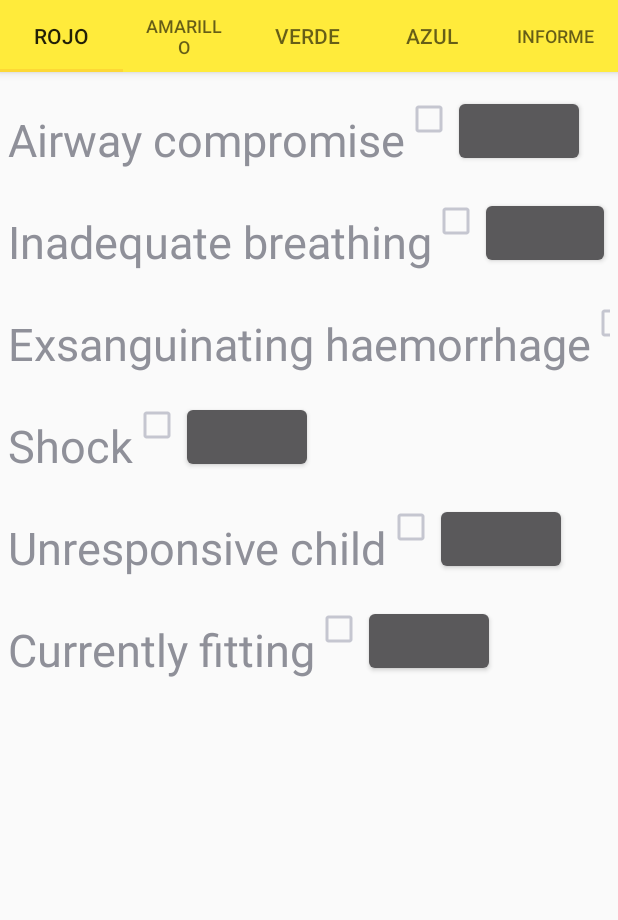
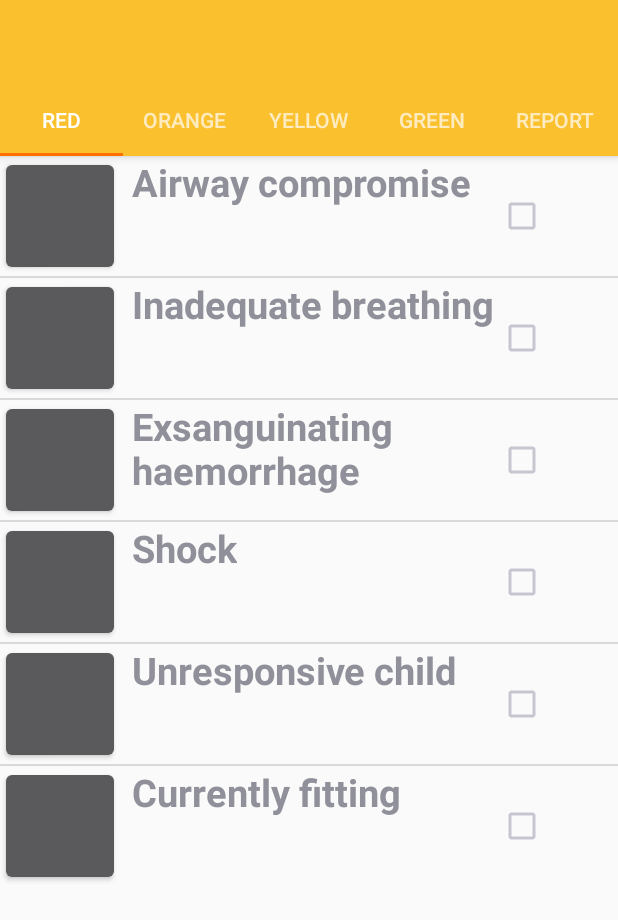
Before and after one commit to flocodemillo/TriApp, an Android app: the LevelFragment screen opened directly, with no data from a screen before it, on a phone screen of 412 x 824 dp. Shown: the top 920 px of the screen. Run offline under Robolectric (Android 15) with nearby library versions, the phone set to English and light mode, and no system bars; libraries missing offline, so code that uses them is left out: org.apache.commons; 1 statement that could not run was skipped.

Commit message:
Report con datos - Apariencia tabs

```diff
--- a/app/src/main/assets/flowCharts.json
+++ b/app/src/main/assets/flowCharts.json
@@ -88,7 +88,9 @@
           {"Discriminator":"Inconsolable by parents"},
           {"Discriminator":"Inappropiate history"},
           {"Discriminator":"Hot"},
-          {"Discriminator":"Moderate pain"}
+          {"Discriminator":"Moderate pain"},
+          {"Discriminator":"Craken 1"},
+          {"Discriminator":"Craken 2"}
         ]
       },
 
--- a/app/src/main/java/es/usc/citius/triapp/activities/StartTriageActivity.java
+++ b/app/src/main/java/es/usc/citius/triapp/activities/StartTriageActivity.java
@@ -22,6 +22,8 @@ public class StartTriageActivity extends AppCompatActivity implements Discrimina
     private Toolbar mToolbar;
     private static final String TAG = "StartTriageActivity";
 
+
+    //Callback que no uso
     @Override
     public void onMethodCallback(int color) {
         Log.v(TAG, "Color: " + color);
@@ -29,13 +31,6 @@ public class StartTriageActivity extends AppCompatActivity implements Discrimina
         ReportFragment = mAdapter.getItem(4)(ReportFragment).setcolor(color);*/
         // do something
     }
-
-   /* public void sendColorValue(int color) {
-        viewPager = (ViewPager) findViewById(R.id.pager);
-        mAdapter = new SlideLevelAdapter(getSupportFragmentManager(), id);
-        mAdapter.getItem(4)(ReportFragment).setcolor(color);
-
-    }*/
 
     @Override
     protected void onCreate(Bundle savedInstanceState) {
--- a/app/src/main/java/es/usc/citius/triapp/adapters/DiscriminatorAdapter.java
+++ b/app/src/main/java/es/usc/citius/triapp/adapters/DiscriminatorAdapter.java
@@ -70,7 +70,7 @@ public class DiscriminatorAdapter extends ArrayAdapter<Discriminator>{
 
                 convertView = layoutInflater.inflate(R.layout.listview_discriminator, null);
                 holder.setTextViewTitle((TextView) convertView.findViewById(R.id.discriminator));
-                holder.setTextViewSubtitle((TextView) convertView.findViewById(R.id.description));
+                //holder.setTextViewSubtitle((TextView) convertView.findViewById(R.id.description));
                 holder.setCheckBox((CheckBox) convertView.findViewById(R.id.answer));
                 holder.setButton((Button) convertView.findViewById(R.id.help));
                 convertView.setTag(holder);
@@ -83,7 +83,7 @@ public class DiscriminatorAdapter extends ArrayAdapter<Discriminator>{
             final Discriminator discriminator = getItem(position);
 
             holder.getTextViewTitle().setText(discriminator.getDiscriminator());
-            holder.getTextViewSubtitle().setText(discriminator.getDescription());
+            //holder.getTextViewSubtitle().setText(discriminator.getDescription());
             //holder.getCheckBox().setChecked(true);
             holder.getCheckBox().setTag(discriminator.getDiscriminator());
             holder.getCheckBox().setChecked(discriminator.getAnswer());
--- a/app/src/main/java/es/usc/citius/triapp/adapters/SlideLevelAdapter.java
+++ b/app/src/main/java/es/usc/citius/triapp/adapters/SlideLevelAdapter.java
@@ -20,7 +20,7 @@ import es.usc.citius.triapp.fragments.ReportFragment;
 public class SlideLevelAdapter extends FragmentPagerAdapter {
 
 
-    private String[] titulo = {"rojo","amarillo", "verde", "azul", "informe"};
+    private String[] titulo = {"RED","ORANGE", "YELLOW", "GREEN", "REPORT"};
     private static final String TAG = "SlideLevelAdapter";
     private static int levels;
     private static FlowChart flowchart = null;
--- /dev/null
+++ b/app/src/main/res/drawable/list_discriminator_bg.xml
@@ -0,0 +1,8 @@
+<?xml version="1.0" encoding="utf-8"?>
+<shape xmlns:android="http://schemas.android.com/apk/res/android"
+    android:shape="rectangle">
+    <gradient
+        android:startColor="@color/list_discriminator_start_color"
+        android:endColor="@color/list_discriminator_end_color"
+        android:angle="270" />
+</shape>
--- /dev/null
+++ b/app/src/main/res/drawable/list_discriminator_bg_hover.xml
@@ -0,0 +1,10 @@
+<?xml version="1.0" encoding="utf-8"?>
+<shape xmlns:android="http://schemas.android.com/apk/res/android"
+    android:shape="rectangle" >
+
+    <gradient
+        android:angle="270"
+        android:endColor="@color/list_discriminator_hover_end_color"
+        android:startColor="@color/list_discriminator_hover_start_color" />
+
+</shape>
--- /dev/null
+++ b/app/src/main/res/drawable/list_discriminator_selector.xml
@@ -0,0 +1,8 @@
+<?xml version="1.0" encoding="utf-8"?>
+<selector xmlns:android="http://schemas.android.com/apk/res/android">
+
+    <item android:drawable="@drawable/list_discriminator_bg" android:state_pressed="false" android:state_selected="false"/>
+    <item android:drawable="@drawable/list_discriminator_bg_hover" android:state_pressed="true"/>
+    <item android:drawable="@drawable/list_discriminator_bg_hover" android:state_pressed="false" android:state_selected="true"/>
+
+</selector>
--- a/app/src/main/res/layout/activity_triar.xml
+++ b/app/src/main/res/layout/activity_triar.xml
@@ -7,26 +7,44 @@
     tools:context="es.usc.citius.triapp.activities.StartTriageActivity">
 
 
-        <android.support.design.widget.AppBarLayout
+        <!--<android.support.design.widget.AppBarLayout
             android:layout_width="match_parent"
             android:layout_height="wrap_content"
             android:id="@+id/layouttoolbar">
-         <!--   <android.support.v7.widget.Toolbar
+           <android.support.v7.widget.Toolbar
                 android:id="@+id/toolbartriaje"
                 android:layout_width="match_parent"
                 android:layout_height="?attr/actionBarSize"
                 app:layout_scrollFlags="scroll|enterAlways"
                 app:popupTheme="@style/ThemeOverlay.AppCompat.Light"/> -->
-            <android.support.design.widget.TabLayout
-                android:id="@+id/toolbarlayout"
-                android:layout_width="match_parent"
-                android:layout_height="wrap_content" />
+    <android.support.design.widget.AppBarLayout
+        android:layout_width="match_parent"
+        android:layout_height="wrap_content"
+        android:theme="@style/ThemeOverlay.AppCompat.Dark.ActionBar"
+        android:id="@+id/layouttoolbar">
+
+        <android.support.v7.widget.Toolbar
+            android:id="@+id/toolbar"
+            android:layout_width="match_parent"
+            android:layout_height="?attr/actionBarSize"
+            android:background="?attr/colorPrimary"
+            app:layout_scrollFlags="scroll|enterAlways"
+            app:popupTheme="@style/ThemeOverlay.AppCompat.Light" />
+
+        <android.support.design.widget.TabLayout
+            android:id="@+id/toolbarlayout"
+            android:layout_width="match_parent"
+            android:layout_height="wrap_content"
+            app:tabMode="fixed"
+            app:tabGravity="fill"/>
+
         </android.support.design.widget.AppBarLayout>
 
         <android.support.v4.view.ViewPager
             android:layout_below="@+id/layouttoolbar"
             android:layout_width="match_parent"
             android:layout_height="match_parent"
+            app:layout_behavior="@string/appbar_scrolling_view_behavior"
             android:id="@+id/pager">
         </android.support.v4.view.ViewPager>
 
--- a/app/src/main/res/layout/fragment_level.xml
+++ b/app/src/main/res/layout/fragment_level.xml
@@ -11,13 +11,10 @@
         android:id="@android:id/list"
         android:layout_width="fill_parent"
         android:layout_height="wrap_content"
-        android:cacheColorHint="@android:color/transparent"
-        android:divider="@android:color/transparent"
-        android:dividerHeight="8dp"
-        android:scrollbarStyle="outsideOverlay"
-        android:paddingBottom="8dp"
-        android:paddingLeft="5dp"
-        android:paddingRight="5dp"
-        android:paddingTop="15dp" >
+        android:divider="@color/list_divider"
+        android:dividerHeight="1dp"
+        android:listSelector="@drawable/list_discriminator_selector"
+        >
     </ListView>
+
 </LinearLayout>
--- a/app/src/main/res/layout/listview_discriminator.xml
+++ b/app/src/main/res/layout/listview_discriminator.xml
@@ -5,31 +5,26 @@
 
     <CheckBox
         android:id="@+id/answer"
-        android:layout_width="wrap_content"
-        android:layout_height="wrap_content"
-        android:layout_toRightOf="@+id/discriminator"
-        android:gravity="end" />
+        android:layout_alignParentBottom="true"
+        android:layout_alignParentRight="true"
+        android:layout_width="80dp"
+        android:layout_height="80dp"
+        />
 
     <Button
         android:id="@+id/help"
-        android:layout_width="wrap_content"
-        android:layout_height="wrap_content"
-        android:layout_toRightOf="@+id/answer"
-        android:gravity="end" />
+        android:layout_width="80dp"
+        android:layout_height="80dp"
+        android:layout_alignParentLeft="true"
+        android:layout_marginRight="8dp" />
 
-    <TextView
-        android:id="@+id/description"
-        android:layout_width="wrap_content"
-        android:layout_height="wrap_content"
-        android:layout_alignLeft="@+id/discriminator"
-        android:layout_below="@+id/discriminator"/>
 
     <TextView
         android:id="@+id/discriminator"
         android:layout_width="wrap_content"
-        android:layout_height="fill_parent"
-        android:layout_alignParentLeft="true"
-        android:layout_centerVertical="true"
-        android:textSize="30sp"/>
+        android:layout_height="wrap_content"
+        android:layout_toRightOf="@+id/help"
+        android:textSize="25dp"
+        android:textStyle="bold" />
 
 </RelativeLayout>
--- a/app/src/main/res/values/color.xml
+++ b/app/src/main/res/values/color.xml
@@ -9,10 +9,15 @@
 </resources>
     -->
 <resources>
-    <color name="colorPrimary">#FFEB3B</color>
+    <color name="colorPrimary">#FBC02D</color>
     <color name="colorPrimaryDark">#FBC02D</color>
     <color name="textColorPrimary">#FFFFFF</color>
     <color name="windowBackground">#FFFFFF</color>
     <color name="navigationBarColor">#000000</color>
-    <color name="colorAccent">#FDD835</color>
+    <color name="colorAccent">#FF6F00</color>
+    <color name="list_divider">#d9d9d9</color>
+    <color name="list_discriminator_start_color">#ffffff</color>
+    <color name="list_discriminator_end_color">#ffffff</color>
+    <color name="list_discriminator_hover_start_color">#ebeef0</color>
+    <color name="list_discriminator_hover_end_color">#ebeef0</color>
 </resources>
--- a/app/src/main/res/values/dimens.xml
+++ b/app/src/main/res/values/dimens.xml
@@ -3,4 +3,8 @@
     <dimen name="activity_horizontal_margin">16dp</dimen>
     <dimen name="activity_vertical_margin">16dp</dimen>
     <dimen name="nav_drawer_width">260dp</dimen>
+    <dimen name="tab_max_width">264dp</dimen>
+    <dimen name="tab_padding_bottom">16dp</dimen>
+    <dimen name="tab_label">14sp</dimen>
+    <dimen name="custom_tab_layout_height">72dp</dimen>
 </resources>
```
